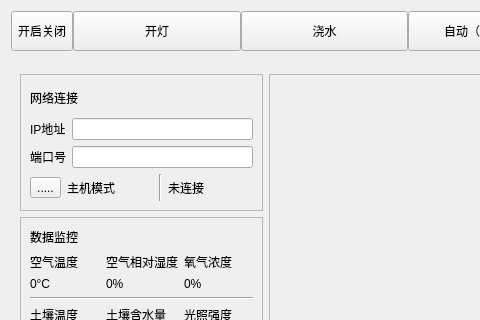
Qt form widget.ui (weierlite3204/QT-TCP-MySQL) before a commit; both pictures show x 0 to 480 and y 0 to 320 of the 1089 by 714 pixel window.
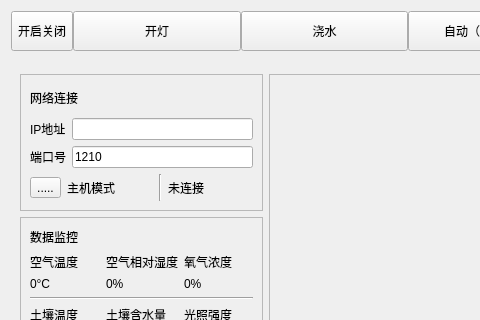
The same form after that commit.

What changed in the file:
```diff
--- a/widget.ui
+++ b/widget.ui
@@ -184,7 +184,11 @@
                   </widget>
                  </item>
                  <item row="1" column="1">
-                  <widget class="QLineEdit" name="portlineEdit"/>
+                  <widget class="QLineEdit" name="portlineEdit">
+                   <property name="text">
+                    <string>1210</string>
+                   </property>
+                  </widget>
                  </item>
                 </layout>
                </item>
```
